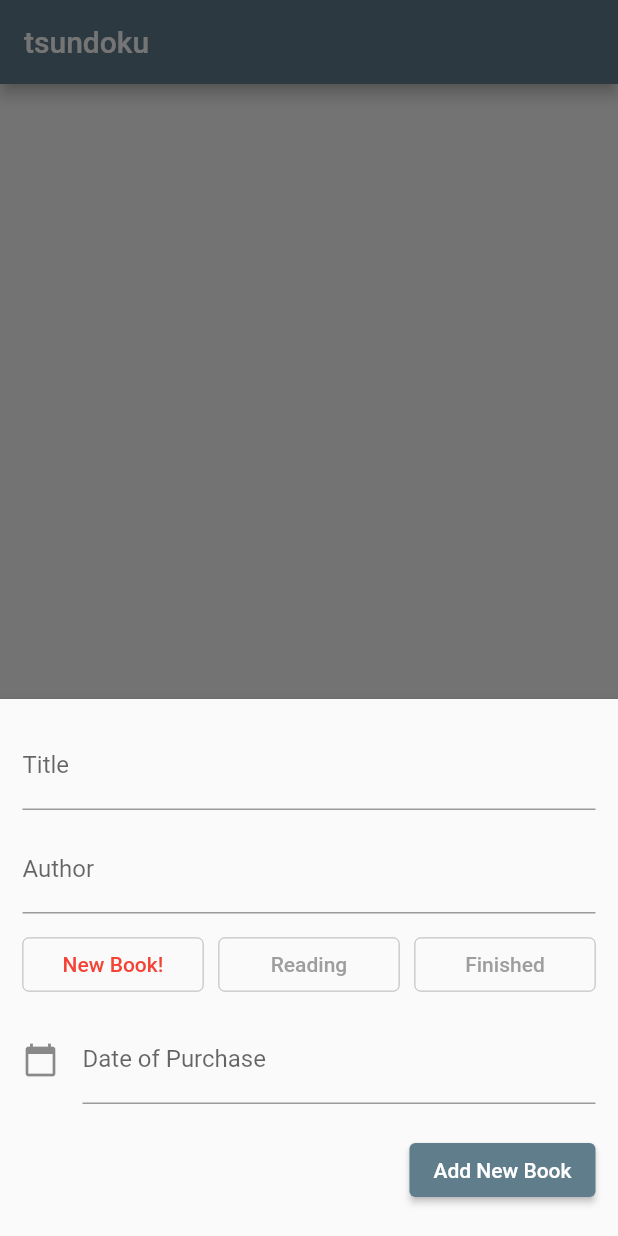
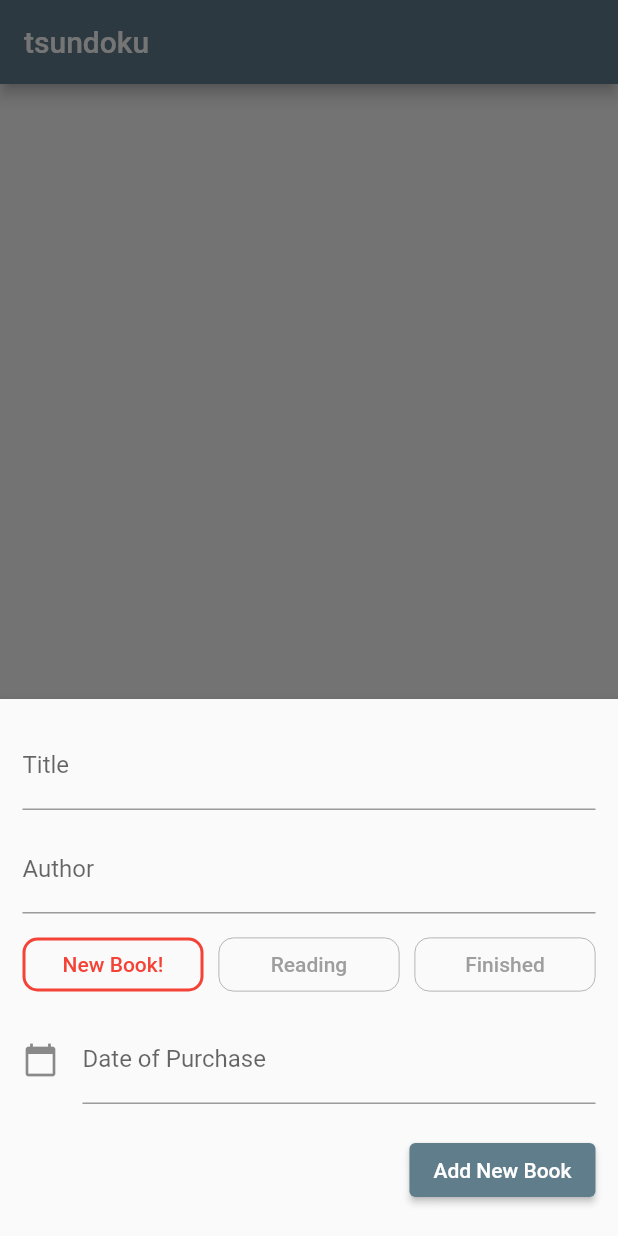
Before and after one commit to hilmihisham/tsundoku, a Flutter app: the screen it shows after launch, after a tap on the "add" icon, on a phone screen of 412 x 824 dp. Run offline on Flutter 3.47's test engine with Material 2 defaults, Android fonts, the phone set to English and light mode, and no system bars; our stand-ins replace sqflite; accounts and stored records are empty.

Commit message:
some experiment

```diff
--- a/lib/screen/main_screen.dart
+++ b/lib/screen/main_screen.dart
@@ -36,6 +36,14 @@ class _MainScreenState extends State<MainScreen> {
     _refreshBooks(); // load books when the app started
   }
 
+  @override
+  void dispose() {
+    _titleController.dispose();
+    _authorController.dispose();
+    _datePurchaseController.dispose();
+    super.dispose();
+  }
+
   // creating a custom button for book status options
   Widget customBookStatusButton(String buttonName, int value, Color color) {
     return OutlinedButton(
@@ -44,31 +52,15 @@ class _MainScreenState extends State<MainScreen> {
           bookStatus = value;
         });
       },
-      // style: OutlinedButton.styleFrom(
-      //   padding: const EdgeInsets.symmetric(horizontal: 5, vertical: 5,),
-      //   shape: RoundedRectangleBorder(
-      //     borderRadius: BorderRadius.circular(10.0),
-      //   ),
-      //   side: BorderSide(
-      //     width: (bookStatus == value) ? 2.0 : 0.5,
-      //     color: (bookStatus == value) ? color : Colors.grey,
-      //   ),
-      // ),
-      style: ButtonStyle(
-        side: MaterialStateProperty.resolveWith<BorderSide?>((Set<MaterialState> states) {
-          if (states.contains(MaterialState.pressed)) {
-            return BorderSide(
-              width: 2.0,
-              color: color,
-            );
-          }
-          else {
-            return const BorderSide(
-              width: 0.5,
-              color: Colors.grey,
-            );
-          }
-        }),
+      style: OutlinedButton.styleFrom(
+        padding: const EdgeInsets.symmetric(horizontal: 5, vertical: 5,),
+        shape: RoundedRectangleBorder(
+          borderRadius: BorderRadius.circular(10.0),
+        ),
+        side: BorderSide(
+          width: (bookStatus == value) ? 2.0 : 0.5,
+          color: (bookStatus == value) ? color : Colors.grey,
+        ),
       ),
       child: Stack(
         children: [
@@ -128,7 +120,7 @@ class _MainScreenState extends State<MainScreen> {
           children: [
             TextField(
               controller: _titleController,
-              decoration: const InputDecoration(labelText: 'Title'),
+              decoration: const InputDecoration(labelText: 'Title',),
               textCapitalization: TextCapitalization.words,
               textInputAction: TextInputAction.next,
             ),
--- a/pubspec.yaml
+++ b/pubspec.yaml
@@ -1,7 +1,7 @@
 name: tsundoku
-description: A new Flutter project.
+description: A simple flutter app to make a record and save all the data of your physical books into one organized view..
 publish_to: 'none'
-version: 0.1.2
+version: 0.1.3
 
 environment:
   sdk: '>=3.0.6 <4.0.0'
```
Also changed, not shown: 1 other file.
